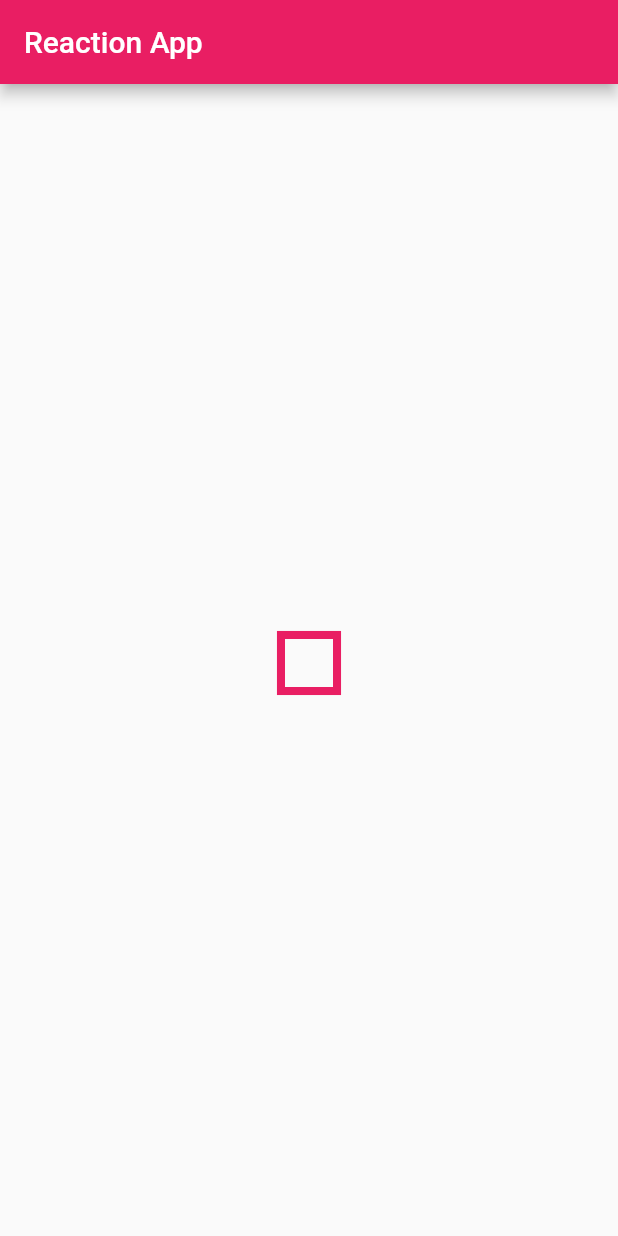
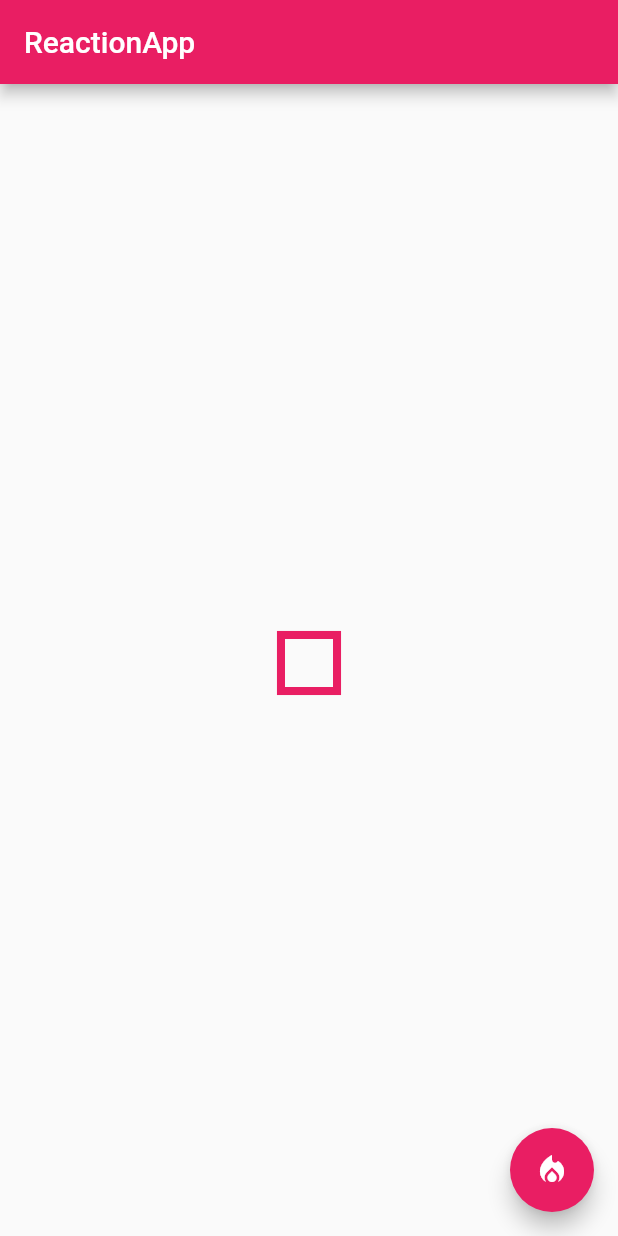
Before and after one commit to DustinScharf/ReactionApp, a Flutter app: the screen it shows after launch, after a tap on "START TEST", on a phone screen of 412 x 824 dp. Run offline on Flutter 3.47's test engine with Material 2 defaults, Android fonts, the phone set to English and light mode, and no system bars.

Commit message:
Added route to highscore page

```diff
--- a/lib/main.dart
+++ b/lib/main.dart
@@ -1,4 +1,5 @@
 import 'package:flutter/material.dart';
+import 'package:reation_app/route_generator.dart';
 import './my_home_page.dart';
 
 void main() {
@@ -15,8 +16,8 @@ class MyApp extends StatelessWidget {
       theme: ThemeData(
         primarySwatch: Colors.pink,
       ),
-      // todo replace with route
-      home: const MyHomePage(title: 'Reaction App'),
+      initialRoute: "/",
+      onGenerateRoute: RouteGenerator.generateRoute,
     );
   }
 }
--- a/lib/my_home_page.dart
+++ b/lib/my_home_page.dart
@@ -78,18 +78,15 @@ class _MyHomePageState extends State<MyHomePage> {
             const SizedBox(height: 4),
             Visibility(
               visible: !_running,
-              child: const Text(
-                  'After you click the button, it disappears'),
+              child: const Text('After you click the button, it disappears'),
             ),
             Visibility(
               visible: !_running,
-              child: const Text(
-                  'After the button appears again,'),
+              child: const Text('After the button appears again,'),
             ),
             Visibility(
               visible: !_running,
-              child: const Text(
-                  'click it as fast as you can'),
+              child: const Text('click it as fast as you can'),
             ),
             const SizedBox(height: 16),
             Visibility(
@@ -126,11 +123,14 @@ class _MyHomePageState extends State<MyHomePage> {
           ],
         ),
       ),
-      // floatingActionButton: FloatingActionButton(
-      //   onPressed: () {}, // go to highscore menu
-      //   tooltip: 'Highscores',
-      //   child: const Icon(Icons.local_fire_department),
-      // ),
+      floatingActionButton: FloatingActionButton(
+        onPressed: () => Navigator.of(context).pushNamed(
+          "/second",
+          arguments: "Hello",
+        ), // go to highscore menu
+        tooltip: 'Highscores',
+        child: const Icon(Icons.local_fire_department),
+      ),
     );
   }
 }
--- /dev/null
+++ b/lib/route_generator.dart
@@ -0,0 +1,45 @@
+import 'package:flutter/material.dart';
+import 'package:reation_app/highscores.dart';
+import 'package:reation_app/main.dart';
+import 'package:reation_app/my_home_page.dart';
+
+class RouteGenerator {
+  static Route<dynamic> generateRoute(RouteSettings settings) {
+    // Getting arguments passed in while calling Navigator.pushNamed
+    final args = settings.arguments;
+
+    switch (settings.name) {
+      case '/':
+        return MaterialPageRoute(
+            builder: (_) => const MyHomePage(title: "ReactionApp"));
+      case '/second':
+        // Validation of correct data type
+        if (args is String) {
+          return MaterialPageRoute(
+            builder: (_) => const HighscorePage(
+              data: '',
+            ),
+          );
+        }
+        // If args is not of the correct type, return an error page.
+        // You can also throw an exception while in development.
+        return _errorRoute();
+      default:
+        // If there is no such named route in the switch statement, e.g. /third
+        return _errorRoute();
+    }
+  }
+
+  static Route<dynamic> _errorRoute() {
+    return MaterialPageRoute(builder: (_) {
+      return Scaffold(
+        appBar: AppBar(
+          title: const Text('Route Error'),
+        ),
+        body: const Center(
+          child: Text('ROUTE ERROR'),
+        ),
+      );
+    });
+  }
+}
```
Also changed, not shown: lib/highscores.dart (added, +32 -0 lines).
